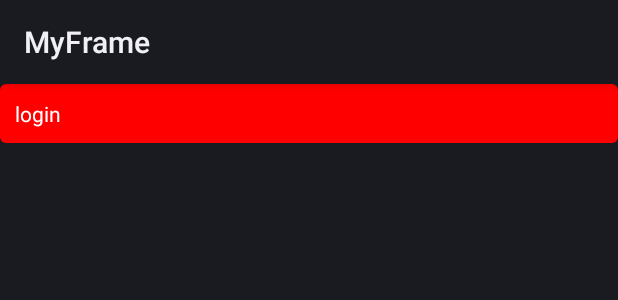
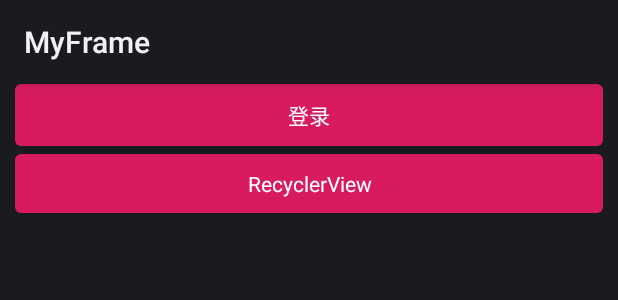
Before and after one commit to sunhonglin/MyFrame, an Android app: the layout activity_home.xml on its own in the app's theme, with its tools: preview values and no code run, on a phone screen of 412 x 824 dp. Shown: the top 300 px of the screen. Run offline under Robolectric (Android 15) with nearby library versions, the phone set to English and light mode, and no system bars.

```diff
--- a/app/src/main/java/com/sunhonglin/myframe/ui/home/HomeActivity.kt
+++ b/app/src/main/java/com/sunhonglin/myframe/ui/home/HomeActivity.kt
@@ -10,6 +10,7 @@ import com.sunhonglin.core.util.gone
 import com.sunhonglin.core.util.setDebounceOnClickListener
 import com.sunhonglin.myframe.databinding.ActivityHomeBinding
 import com.sunhonglin.myframe.ui.login.LoginActivity
+import com.sunhonglin.myframe.ui.test.RecyclerViewActivity
 
 class HomeActivity : DefaultToolbarActivity() {
     lateinit var binding: ActivityHomeBinding
@@ -35,5 +36,9 @@ class HomeActivity : DefaultToolbarActivity() {
                 requestCode = 2
             )
         }
+
+        binding.tvTestRcv.setDebounceOnClickListener {
+            skipActivity<RecyclerViewActivity>(mContext)
+        }
     }
 }
--- a/app/src/main/java/com/sunhonglin/myframe/ui/login/LoginActivity.kt
+++ b/app/src/main/java/com/sunhonglin/myframe/ui/login/LoginActivity.kt
@@ -5,6 +5,7 @@ import android.graphics.drawable.Drawable
 import android.os.Bundle
 import com.bumptech.glide.request.RequestOptions
 import com.bumptech.glide.request.target.CustomTarget
+import com.bumptech.glide.request.target.Target
 import com.bumptech.glide.request.transition.Transition
 import com.sunhonglin.base.StatusBarMode
 import com.sunhonglin.base.activity.BaseActivity
--- a/app/src/main/res/layout/activity_home.xml
+++ b/app/src/main/res/layout/activity_home.xml
@@ -4,18 +4,31 @@
     android:layout_width="match_parent"
     android:layout_height="match_parent"
     android:orientation="vertical"
-    tools:context=".ui.home.HomeActivity">
+    tools:context=".ui.home.HomeActivity"
+    android:paddingHorizontal="10dp">
 
     <androidx.appcompat.widget.AppCompatTextView
         android:id="@+id/tv_login"
         android:layout_width="match_parent"
         android:layout_height="wrap_content"
+        android:gravity="center"
         android:padding="10dp"
         android:background="@drawable/shape_corner_radius_4dp"
-        android:backgroundTint="#FF0000"
-        android:text="login"
+        android:backgroundTint="@color/colorAccent"
+        android:text="@string/title_login"
         android:textColor="@color/color_white"
         android:textSize="14sp" />
 
-
+    <androidx.appcompat.widget.AppCompatTextView
+        android:id="@+id/tv_test_rcv"
+        android:layout_width="match_parent"
+        android:layout_height="wrap_content"
+        android:gravity="center"
+        android:layout_marginTop="5dp"
+        android:padding="10dp"
+        android:background="@drawable/shape_corner_radius_4dp"
+        android:backgroundTint="@color/colorAccent"
+        android:text="@string/title_test_recyclerview"
+        android:textColor="@color/color_white"
+        android:textSize="14sp" />
 </LinearLayout>
--- a/app/src/main/res/values/strings.xml
+++ b/app/src/main/res/values/strings.xml
@@ -4,7 +4,9 @@
     <!--  room  -->
     <string name="title_room">Room+LiveData+ViewModel</string>
 
-    <string name="title_main">主页</string>
+    <string name="title_home">主页</string>
     <string name="title_login">登录</string>
+    <string name="title_test_recyclerview">RecyclerView</string>
+
 
 </resources>
```
Also changed, not shown: app/src/main/AndroidManifest.xml (+13 -6 lines), app/src/main/java/com/sunhonglin/myframe/ui/home/HomeAdapter.kt (deleted, +0 -46 lines), app/src/main/java/com/sunhonglin/myframe/ui/test/RcvAdapter.kt (added, +16 -0 lines), app/src/main/java/com/sunhonglin/myframe/ui/test/RecyclerViewActivity.kt (added, +45 -0 lines), app/src/main/res/layout/activity_recyclerview_test.xml (added, +20 -0 lines), app/src/main/res/layout/layout_item_test.xml (added, +19 -0 lines), base/src/main/java/com/sunhonglin/base/adapter/BaseRcvAdapter.kt (added, +45 -0 lines), base/src/main/java/com/sunhonglin/base/adapter/holder/BaseViewHolder.kt (added, +18 -0 lines), gradle/wrapper/gradle-wrapper.properties.
